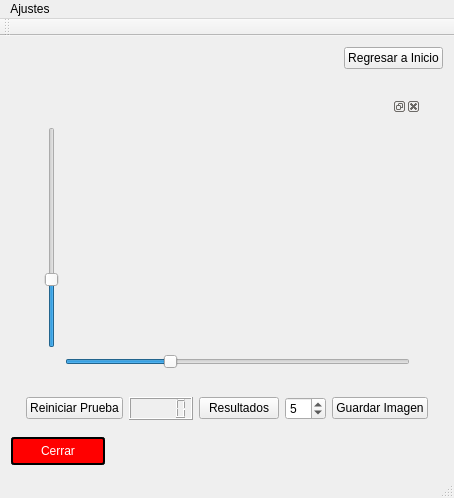
Before: the Qt Designer form mainwindow.ui in hectorda/Bio-Feedback, drawn with Qt 5.
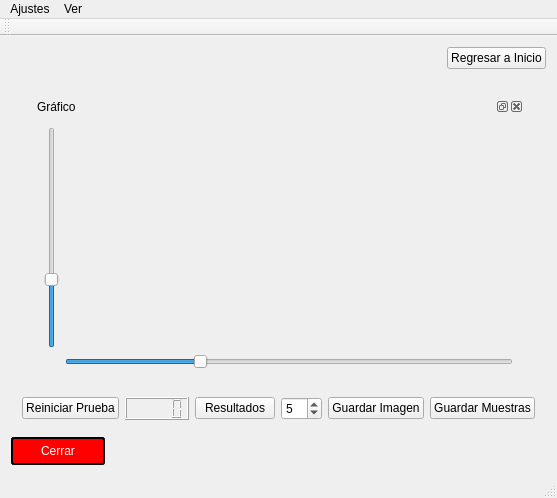
After: the same form once the commit is applied. Icons and pictures are not drawn. Custom widgets are drawn as their Qt base class.

Commit message: Añadido Guardar Muestras :+1:

```diff
--- a/mainwindow.ui
+++ b/mainwindow.ui
@@ -336,6 +336,9 @@
           <layout class="QGridLayout" name="gridLayout_3">
            <item row="0" column="0">
             <widget class="QDockWidget" name="dockWidget">
+             <property name="windowTitle">
+              <string>Gráfico</string>
+             </property>
              <widget class="QWidget" name="dockWidgetContentsQCustomPlot">
               <layout class="QGridLayout" name="gridLayout_4">
                <item row="0" column="1">
@@ -429,6 +432,13 @@
             </property>
            </widget>
           </item>
+          <item>
+           <widget class="QPushButton" name="pushButtonSaveSamples">
+            <property name="text">
+             <string>Guardar Muestras</string>
+            </property>
+           </widget>
+          </item>
           <item>
            <spacer name="horizontalSpacer_8">
             <property name="orientation">
@@ -522,7 +532,13 @@
     </property>
     <addaction name="actionConfigurar_Serial"/>
    </widget>
+   <widget class="QMenu" name="menuVer">
+    <property name="title">
+     <string>Ver</string>
+    </property>
+   </widget>
    <addaction name="menuAjustes"/>
+   <addaction name="menuVer"/>
   </widget>
   <widget class="QToolBar" name="mainToolBar">
    <attribute name="toolBarArea">
```
The commit also changes 2 other files.
